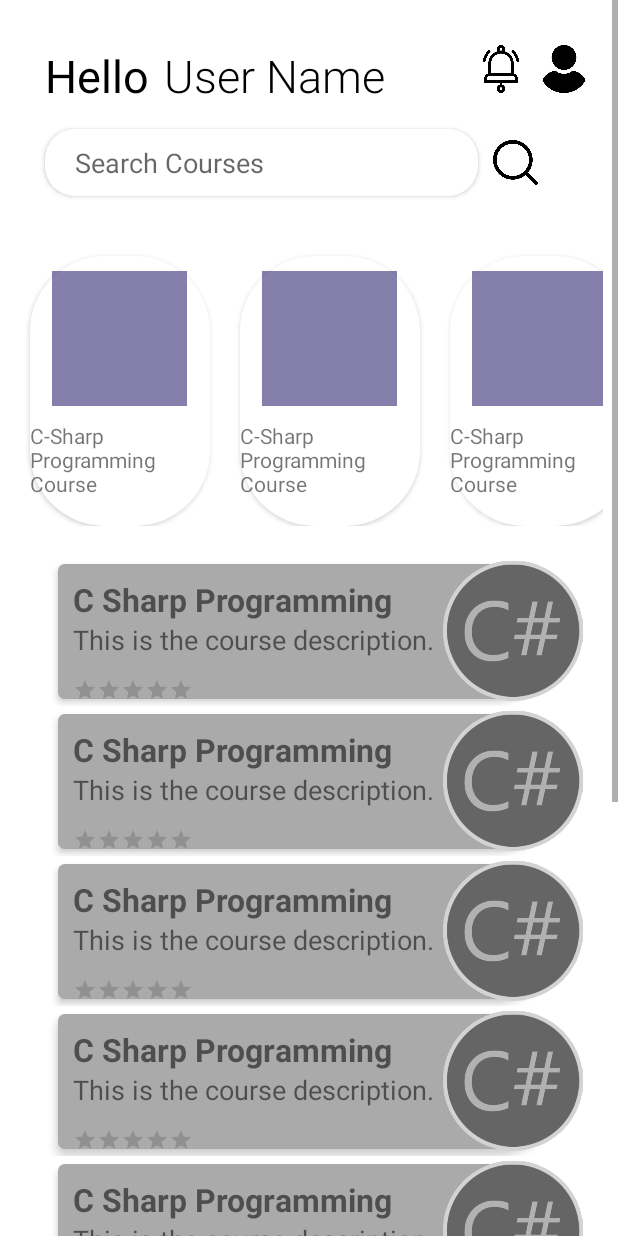
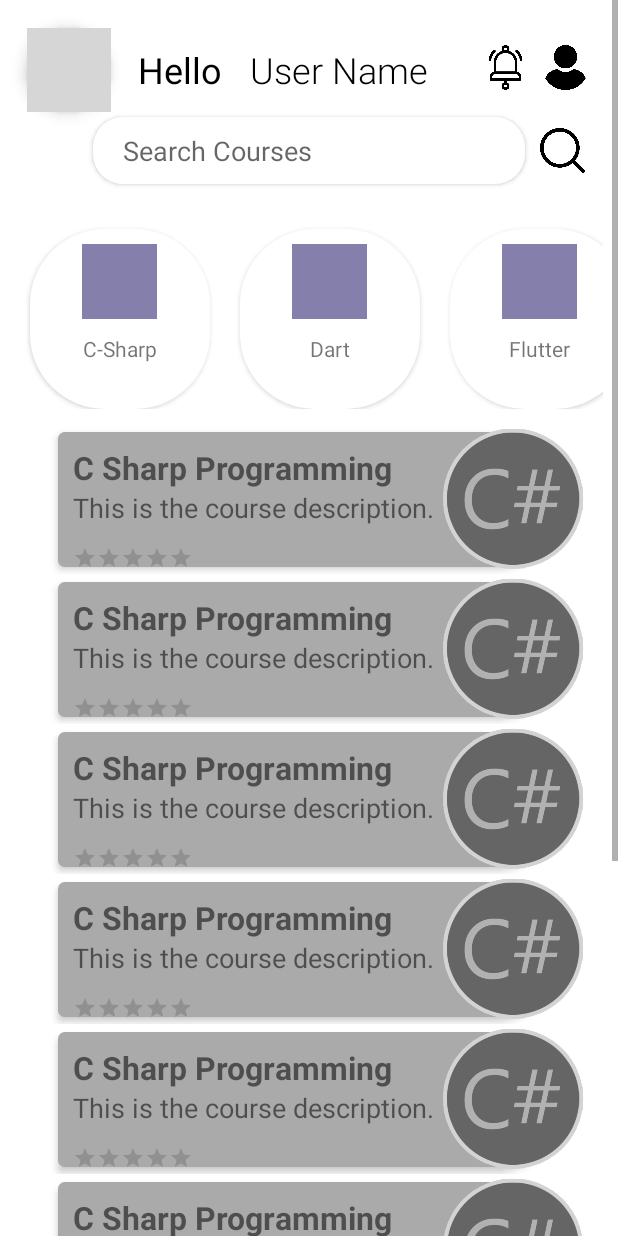
Before and after one commit to typos-r-us/LearnPopote, an Android app: the DashboardActivity screen opened directly, with no data from a screen before it, on a phone screen of 412 x 824 dp. Run offline under Robolectric (Android 15) with nearby library versions, the phone set to English and light mode, and no system bars; Roboto replaces fonts that are not available here; grey boxes are pictures that could not be loaded.

Commit message:
added drawer button, edited static recycler view position and size.

```diff
--- a/app/src/main/java/com/kennethmwenda/learnpopote/DashboardActivity.kt
+++ b/app/src/main/java/com/kennethmwenda/learnpopote/DashboardActivity.kt
@@ -17,21 +17,16 @@ class DashboardActivity : AppCompatActivity() {
 
         // Dummy data for static rv
         val itemsArrayList:ArrayList<StaticRecyclerViewModel> = ArrayList()
-        itemsArrayList.add(StaticRecyclerViewModel(R.drawable.csharpprogramming,"C-Sharp Programming Course"))
-        itemsArrayList.add(StaticRecyclerViewModel(R.drawable.csharpprogramming,"C-Sharp Programming Course"))
-        itemsArrayList.add(StaticRecyclerViewModel(R.drawable.csharpprogramming,"C-Sharp Programming Course"))
-        itemsArrayList.add(StaticRecyclerViewModel(R.drawable.csharpprogramming,"C-Sharp Programming Course"))
-        itemsArrayList.add(StaticRecyclerViewModel(R.drawable.csharpprogramming,"C-Sharp Programming Course"))
-        itemsArrayList.add(StaticRecyclerViewModel(R.drawable.csharpprogramming,"C-Sharp Programming Course"))
-        itemsArrayList.add(StaticRecyclerViewModel(R.drawable.csharpprogramming,"C-Sharp Programming Course"))
-        itemsArrayList.add(StaticRecyclerViewModel(R.drawable.csharpprogramming,"C-Sharp Programming Course"))
-        itemsArrayList.add(StaticRecyclerViewModel(R.drawable.csharpprogramming,"C-Sharp Programming Course"))
-        itemsArrayList.add(StaticRecyclerViewModel(R.drawable.csharpprogramming,"C-Sharp Programming Course"))
-        itemsArrayList.add(StaticRecyclerViewModel(R.drawable.csharpprogramming,"C-Sharp Programming Course"))
-        itemsArrayList.add(StaticRecyclerViewModel(R.drawable.csharpprogramming,"C-Sharp Programming Course"))
-        itemsArrayList.add(StaticRecyclerViewModel(R.drawable.csharpprogramming,"C-Sharp Programming Course"))
-        itemsArrayList.add(StaticRecyclerViewModel(R.drawable.csharpprogramming,"C-Sharp Programming Course"))
-        itemsArrayList.add(StaticRecyclerViewModel(R.drawable.csharpprogramming,"C-Sharp Programming Course"))
+        itemsArrayList.add(StaticRecyclerViewModel(R.drawable.csharpprogramming,"C-Sharp"))
+        itemsArrayList.add(StaticRecyclerViewModel(R.drawable.csharpprogramming,"Dart"))
+        itemsArrayList.add(StaticRecyclerViewModel(R.drawable.csharpprogramming,"Flutter"))
+        itemsArrayList.add(StaticRecyclerViewModel(R.drawable.csharpprogramming,"PHP"))
+        itemsArrayList.add(StaticRecyclerViewModel(R.drawable.csharpprogramming,"JavaScript"))
+        itemsArrayList.add(StaticRecyclerViewModel(R.drawable.csharpprogramming,"HTML5"))
+        itemsArrayList.add(StaticRecyclerViewModel(R.drawable.csharpprogramming,"Kotlin"))
+        itemsArrayList.add(StaticRecyclerViewModel(R.drawable.csharpprogramming,"Java"))
+        itemsArrayList.add(StaticRecyclerViewModel(R.drawable.csharpprogramming,"Git"))
+        itemsArrayList.add(StaticRecyclerViewModel(R.drawable.csharpprogramming,"Databases"))
 
         val recyclerViewId:RecyclerView = findViewById(R.id.rv_topRv)
         val staticRecyclerViewAdapter:StaticRecyclerViewAdapter = StaticRecyclerViewAdapter(itemsArrayList)
@@ -40,19 +35,6 @@ class DashboardActivity : AppCompatActivity() {
 
         // Dummy data for dynamic rv
         val dynamicArrayList:ArrayList<DynamicRecyclerViewModel?> = ArrayList()
-        dynamicArrayList.add(DynamicRecyclerViewModel("C-Sharp Programming Course"))
-        dynamicArrayList.add(DynamicRecyclerViewModel("C-Sharp Programming Course"))
-        dynamicArrayList.add(DynamicRecyclerViewModel("C-Sharp Programming Course"))
-        dynamicArrayList.add(DynamicRecyclerViewModel("C-Sharp Programming Course"))
-        dynamicArrayList.add(DynamicRecyclerViewModel("C-Sharp Programming Course"))
-        dynamicArrayList.add(DynamicRecyclerViewModel("C-Sharp Programming Course"))
-        dynamicArrayList.add(DynamicRecyclerViewModel("C-Sharp Programming Course"))
-        dynamicArrayList.add(DynamicRecyclerViewModel("C-Sharp Programming Course"))
-        dynamicArrayList.add(DynamicRecyclerViewModel("C-Sharp Programming Course"))
-        dynamicArrayList.add(DynamicRecyclerViewModel("C-Sharp Programming Course"))
-        dynamicArrayList.add(DynamicRecyclerViewModel("C-Sharp Programming Course"))
-        dynamicArrayList.add(DynamicRecyclerViewModel("C-Sharp Programming Course"))
-        dynamicArrayList.add(DynamicRecyclerViewModel("C-Sharp Programming Course"))
         dynamicArrayList.add(DynamicRecyclerViewModel("C-Sharp Programming Course"))
         dynamicArrayList.add(DynamicRecyclerViewModel("C-Sharp Programming Course"))
         dynamicArrayList.add(DynamicRecyclerViewModel("C-Sharp Programming Course"))
--- a/app/src/main/res/layout/activity_dashboard.xml
+++ b/app/src/main/res/layout/activity_dashboard.xml
@@ -12,13 +12,26 @@
         android:focusable="true"
         android:focusableInTouchMode="true">
 
+        <com.google.android.material.floatingactionbutton.FloatingActionButton
+            android:id="@+id/fab_drawerButton"
+            android:layout_width="wrap_content"
+            android:layout_height="wrap_content"
+            app:maxImageSize="30dp"
+            android:tint="@color/white"
+            app:backgroundTint="@color/white"
+            android:src="@drawable/ic_button"
+            app:layout_constraintBottom_toBottomOf="@+id/tv_helloText"
+            app:layout_constraintEnd_toStartOf="@+id/tv_helloText"
+            app:layout_constraintStart_toStartOf="parent"
+            app:layout_constraintTop_toTopOf="@+id/tv_helloText" />
+
         <ImageView
             android:id="@+id/img_profileIcon"
             android:layout_width="wrap_content"
             android:layout_height="wrap_content"
             android:src="@drawable/user"
-            app:layout_constraintWidth_max="32dp"
-            app:layout_constraintHeight_max="32dp"
+            app:layout_constraintWidth_max="30dp"
+            app:layout_constraintHeight_max="30dp"
             android:layout_marginTop="30dp"
             android:layout_marginRight="20dp"
             app:layout_constraintVertical_bias="0"
@@ -34,8 +47,8 @@
             android:layout_width="wrap_content"
             android:layout_height="wrap_content"
             android:src="@drawable/notification"
-            app:layout_constraintWidth_max="32dp"
-            app:layout_constraintHeight_max="32dp"
+            app:layout_constraintWidth_max="30dp"
+            app:layout_constraintHeight_max="30dp"
             app:layout_constraintVertical_bias="0"
             app:layout_constraintHorizontal_bias="1"
             android:layout_marginRight="10dp"
@@ -53,14 +66,14 @@
             android:layout_marginTop="30sp"
             android:text="Hello"
             android:textColor="@color/black"
-            android:textSize="30sp"
+            android:textSize="24sp"
 
             app:layout_constraintBottom_toBottomOf="parent"
-            app:layout_constraintVertical_bias="0"
             app:layout_constraintEnd_toEndOf="parent"
-            app:layout_constraintHorizontal_bias="0"
+            app:layout_constraintHorizontal_bias="0.19"
             app:layout_constraintStart_toStartOf="parent"
-            app:layout_constraintTop_toTopOf="parent" />
+            app:layout_constraintTop_toTopOf="parent"
+            app:layout_constraintVertical_bias="0.0" />
 
         <TextView
             android:id="@+id/tv_userName"
@@ -71,9 +84,9 @@
             android:fontFamily="sans-serif-light"
             android:text="User Name"
             android:textColor="@color/black"
-            android:textSize="30sp"
+            android:textSize="24sp"
             app:layout_constraintBottom_toBottomOf="parent"
-            app:layout_constraintHorizontal_bias="0"
+            app:layout_constraintHorizontal_bias="0.2"
 
 
             app:layout_constraintEnd_toStartOf="@+id/img_notificationIcon"
@@ -85,23 +98,22 @@
             android:id="@+id/et_search"
             android:layout_width="0dp"
             android:layout_height="wrap_content"
+            android:layout_marginTop="15dp"
+            android:background="@drawable/search_bg"
+            android:elevation="2dp"
             android:hint="Search Courses"
+            android:maxLines="1"
             android:paddingLeft="20dp"
             android:paddingTop="10dp"
             android:paddingBottom="10dp"
-            android:elevation="2dp"
-            android:maxLines="1"
-            android:layout_marginTop="15dp"
-            app:layout_constraintVertical_bias="0"
-            app:layout_constraintHorizontal_bias="0"
-            app:layout_constraintWidth_percent=".7"
-            android:background="@drawable/search_bg"
+            app:layout_constraintBottom_toBottomOf="parent"
+            app:layout_constraintEnd_toEndOf="parent"
 
 
-            app:layout_constraintBottom_toBottomOf="parent"
-            app:layout_constraintEnd_toEndOf="parent"
-            app:layout_constraintStart_toStartOf="@+id/tv_helloText"
-            app:layout_constraintTop_toBottomOf="@+id/tv_helloText" />
+            app:layout_constraintStart_toStartOf="parent"
+            app:layout_constraintTop_toBottomOf="@+id/tv_helloText"
+            app:layout_constraintVertical_bias="0"
+            app:layout_constraintWidth_percent=".7" />
 
         <ImageView
             android:id="@+id/img_search"
@@ -122,10 +134,11 @@
         <androidx.recyclerview.widget.RecyclerView
             android:id="@+id/rv_topRv"
             android:layout_width="match_parent"
-            android:layout_height="200dp"
-            android:layout_marginTop="20dp"
+            android:layout_height="140dp"
+            android:layout_marginTop="10dp"
             android:layout_marginLeft="10dp"
             android:layout_marginRight="10dp"
+            android:elevation="0dp"
             app:layout_constraintVertical_bias="0"
 
             app:layout_constraintBottom_toBottomOf="parent"
@@ -139,7 +152,7 @@
             android:layout_height="match_parent"
             android:layout_marginLeft="10dp"
             android:layout_marginRight="10dp"
-            android:layout_marginTop="20dp"
+            android:layout_marginTop="10dp"
             app:layout_constraintVertical_bias="0"
 
             app:layout_constraintBottom_toBottomOf="parent"
--- a/app/src/main/res/layout/static_recycler_view_items.xml
+++ b/app/src/main/res/layout/static_recycler_view_items.xml
@@ -1,31 +1,30 @@
 <?xml version="1.0" encoding="utf-8"?>
-<LinearLayout
-    xmlns:android="http://schemas.android.com/apk/res/android"
-    android:orientation="vertical"
+<LinearLayout xmlns:android="http://schemas.android.com/apk/res/android"
+    android:id="@+id/ll_staticRv"
     android:layout_width="120dp"
     android:layout_height="match_parent"
+    android:layout_marginLeft="10dp"
     android:layout_marginTop="20dp"
     android:layout_marginRight="10dp"
-    android:layout_marginLeft="10dp"
     android:background="@drawable/staticrecyclerview_bg"
     android:elevation="2dp"
-    android:id="@+id/ll_staticRv">
+    android:orientation="vertical">
+
     <ImageView
         android:id="@+id/iv_rvImg"
-        android:layout_width="90dp"
-        android:layout_height="90dp"
-        android:src="@drawable/csharpprogramming"
+        android:layout_width="50dp"
+        android:layout_height="50dp"
         android:layout_gravity="center"
         android:layout_marginTop="10dp"
-        />
+        android:src="@drawable/csharpprogramming" />
+
     <TextView
         android:id="@+id/tv_rvTxt"
         android:layout_width="wrap_content"
         android:layout_height="wrap_content"
-        android:text="C Sharp"
-        android:textSize="14sp"
         android:layout_gravity="center"
         android:layout_marginTop="10dp"
-        />
+        android:text="C Sharp"
+        android:textSize="14sp" />
 
 </LinearLayout>
```
